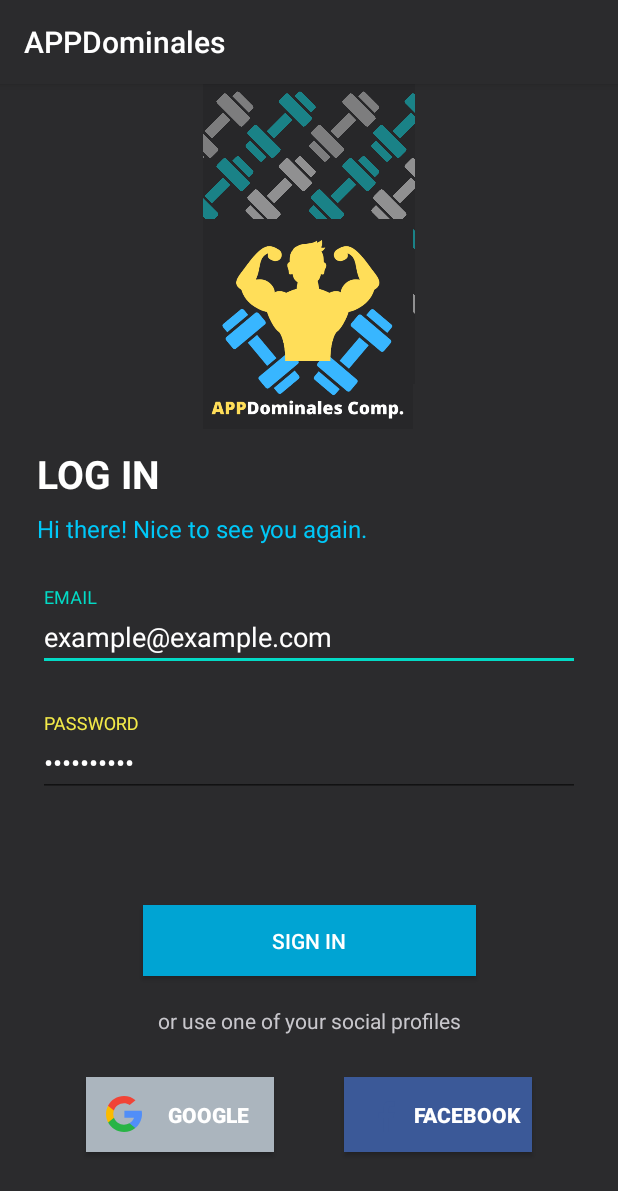
After one commit to IkNafa/APPDominales, an Android app: the Login screen opened directly, with no data from a screen before it, on a phone screen of 412 x 824 dp. The commit adds this screen. Shown: the top 1191 px of the screen. Run offline under Robolectric (Android 15) with nearby library versions, the phone set to English and light mode, and no system bars.

Commit message:
Login xml done

```diff
--- a/app/build.gradle
+++ b/app/build.gradle
@@ -24,10 +24,12 @@
 
 dependencies {
     implementation fileTree(dir: "libs", include: ["*.jar"])
-    implementation 'androidx.appcompat:appcompat:1.1.0'
-    implementation 'androidx.constraintlayout:constraintlayout:1.1.3'
+    implementation 'androidx.appcompat:appcompat:1.2.0'
+    implementation 'androidx.constraintlayout:constraintlayout:2.0.4'
     testImplementation 'junit:junit:4.12'
-    androidTestImplementation 'androidx.test.ext:junit:1.1.1'
-    androidTestImplementation 'androidx.test.espresso:espresso-core:3.2.0'
+    androidTestImplementation 'androidx.test.ext:junit:1.1.2'
+    androidTestImplementation 'androidx.test.espresso:espresso-core:3.3.0'
+
+    implementation 'com.google.android.material:material:1.3.0'
 
 }
--- a/app/src/main/AndroidManifest.xml
+++ b/app/src/main/AndroidManifest.xml
@@ -9,6 +9,7 @@
         android:roundIcon="@mipmap/ic_launcher_round"
         android:supportsRtl="true"
         android:theme="@style/AppTheme">
+        <activity android:name=".Login"></activity>
         <activity android:name=".MainActivity">
             <intent-filter>
                 <action android:name="android.intent.action.MAIN" />
--- /dev/null
+++ b/app/src/main/java/com/example/appdominales/Login.java
@@ -0,0 +1,14 @@
+package com.example.appdominales;
+
+import androidx.appcompat.app.AppCompatActivity;
+
+import android.os.Bundle;
+
+public class Login extends AppCompatActivity {
+
+    @Override
+    protected void onCreate(Bundle savedInstanceState) {
+        super.onCreate(savedInstanceState);
+        setContentView(R.layout.activity_login);
+    }
+}
--- /dev/null
+++ b/app/src/main/res/drawable/facebook.xml
@@ -0,0 +1,9 @@
+<vector xmlns:android="http://schemas.android.com/apk/res/android"
+    android:width="24dp"
+    android:height="24dp"
+    android:viewportWidth="455.73"
+    android:viewportHeight="455.73">
+  <path
+      android:pathData="M0,0v455.73h242.704V279.691h-59.33v-71.864h59.33v-60.353c0,-43.893 35.582,-79.475 79.475,-79.475h62.025v64.622h-44.382c-13.947,0 -25.254,11.307 -25.254,25.254v49.953h68.521l-9.47,71.864h-59.051V455.73H455.73V0H0z"
+      android:fillColor="@color/facebookButtonColor"/>
+</vector>
--- /dev/null
+++ b/app/src/main/res/drawable/google.xml
@@ -0,0 +1,18 @@
+<vector xmlns:android="http://schemas.android.com/apk/res/android"
+    android:width="24dp"
+    android:height="24dp"
+    android:viewportWidth="512"
+    android:viewportHeight="512">
+  <path
+      android:pathData="M113.47,309.408L95.648,375.94l-65.139,1.378C11.042,341.211 0,299.9 0,256c0,-42.451 10.324,-82.483 28.624,-117.732h0.014l57.992,10.632l25.404,57.644c-5.317,15.501 -8.215,32.141 -8.215,49.456C103.821,274.792 107.225,292.797 113.47,309.408z"
+      android:fillColor="#FBBB00"/>
+  <path
+      android:pathData="M507.527,208.176C510.467,223.662 512,239.655 512,256c0,18.328 -1.927,36.206 -5.598,53.451c-12.462,58.683 -45.025,109.925 -90.134,146.187l-0.014,-0.014l-73.044,-3.727l-10.338,-64.535c29.932,-17.554 53.324,-45.025 65.646,-77.911h-136.89V208.176h138.887L507.527,208.176L507.527,208.176z"
+      android:fillColor="#518EF8"/>
+  <path
+      android:pathData="M416.253,455.624l0.014,0.014C372.396,490.901 316.666,512 256,512c-97.491,0 -182.252,-54.491 -225.491,-134.681l82.961,-67.91c21.619,57.698 77.278,98.771 142.53,98.771c28.047,0 54.323,-7.582 76.87,-20.818L416.253,455.624z"
+      android:fillColor="#28B446"/>
+  <path
+      android:pathData="M419.404,58.936l-82.933,67.896c-23.335,-14.586 -50.919,-23.012 -80.471,-23.012c-66.729,0 -123.429,42.957 -143.965,102.724l-83.397,-68.276h-0.014C71.23,56.123 157.06,0 256,0C318.115,0 375.068,22.126 419.404,58.936z"
+      android:fillColor="#F14336"/>
+</vector>
--- /dev/null
+++ b/app/src/main/res/layout/activity_login.xml
@@ -0,0 +1,152 @@
+<?xml version="1.0" encoding="utf-8"?>
+<androidx.constraintlayout.widget.ConstraintLayout xmlns:android="http://schemas.android.com/apk/res/android"
+    xmlns:app="http://schemas.android.com/apk/res-auto"
+    xmlns:tools="http://schemas.android.com/tools"
+    android:layout_width="match_parent"
+    android:layout_height="match_parent"
+    android:background="@color/colorPrimary"
+    tools:context=".Login">
+
+    <ImageView
+        android:layout_width="match_parent"
+        android:layout_height="200dp"
+        android:src="@drawable/fondo"/>
+
+    <ImageView
+        android:layout_width="140dp"
+        android:layout_height="140dp"
+        android:layout_marginBottom="12dp"
+        android:src="@drawable/logo"
+        app:layout_constraintBottom_toTopOf="@+id/textView"
+        app:layout_constraintEnd_toEndOf="parent"
+        app:layout_constraintHorizontal_bias="0.498"
+        app:layout_constraintStart_toStartOf="parent" />
+
+    <TextView
+        android:id="@+id/textView"
+        android:layout_width="wrap_content"
+        android:layout_height="wrap_content"
+        android:layout_marginBottom="8dp"
+        android:text="LOG IN"
+        android:textColor="@color/white"
+        android:textSize="26sp"
+        android:textStyle="bold"
+        app:layout_constraintBottom_toTopOf="@+id/textView2"
+        app:layout_constraintEnd_toEndOf="parent"
+        app:layout_constraintHorizontal_bias="0.075"
+        app:layout_constraintStart_toStartOf="parent" />
+
+    <TextView
+        android:id="@+id/textView2"
+        android:layout_width="wrap_content"
+        android:layout_height="wrap_content"
+        android:layout_marginBottom="28dp"
+        android:text="Hi there! Nice to see you again."
+        android:textColor="@color/hiperlinkTextColor"
+        android:textSize="16sp"
+        app:layout_constraintBottom_toTopOf="@+id/textInputLayout"
+        app:layout_constraintEnd_toEndOf="parent"
+        app:layout_constraintHorizontal_bias="0.13"
+        app:layout_constraintStart_toStartOf="parent" />
+
+    <com.google.android.material.textfield.TextInputLayout
+        android:id="@+id/textInputLayout"
+        android:layout_width="match_parent"
+        android:layout_height="wrap_content"
+        android:layout_marginBottom="28dp"
+        android:hint="EMAIL"
+        android:textColorHint="@color/textColorPrimary"
+        app:layout_constraintBottom_toTopOf="@+id/textInputLayout2"
+        android:layout_marginStart="25dp"
+        android:layout_marginEnd="25dp"
+        app:layout_constraintEnd_toEndOf="parent"
+        app:layout_constraintStart_toStartOf="parent">
+
+        <com.google.android.material.textfield.TextInputEditText
+            android:layout_width="match_parent"
+            android:layout_height="wrap_content"
+            android:text="example@example.com"
+            android:textColor="@color/white" />
+
+    </com.google.android.material.textfield.TextInputLayout>
+
+    <com.google.android.material.textfield.TextInputLayout
+        android:id="@+id/textInputLayout2"
+        android:layout_width="match_parent"
+        android:layout_height="wrap_content"
+        android:layout_marginBottom="72dp"
+        android:hint="PASSWORD"
+        android:layout_marginStart="25dp"
+        android:layout_marginEnd="25dp"
+        android:textColorHint="@color/textColorPrimary"
+        app:layout_constraintBottom_toTopOf="@+id/button"
+        app:layout_constraintEnd_toEndOf="parent"
+        app:layout_constraintHorizontal_bias="0.0"
+        app:layout_constraintStart_toStartOf="parent">
+
+        <com.google.android.material.textfield.TextInputEditText
+            android:layout_width="match_parent"
+            android:layout_height="wrap_content"
+            android:inputType="textPassword"
+            android:text="Contraseña"
+            android:textColor="@color/white" />
+
+    </com.google.android.material.textfield.TextInputLayout>
+
+    <Button
+        android:id="@+id/button"
+        android:layout_width="222dp"
+        android:layout_height="47dp"
+        android:layout_marginBottom="20dp"
+        android:background="@color/buttonColor"
+        android:text="SIGN IN"
+        android:textColor="@color/white"
+        app:layout_constraintBottom_toTopOf="@+id/textView3"
+        app:layout_constraintEnd_toEndOf="parent"
+        app:layout_constraintStart_toStartOf="parent" />
+
+    <TextView
+        android:id="@+id/textView3"
+        android:layout_width="wrap_content"
+        android:layout_height="wrap_content"
+        android:layout_marginBottom="28dp"
+        android:text="or use one of your social profiles"
+        android:textColor="@color/textColorSecondary"
+        app:layout_constraintBottom_toTopOf="@+id/button3"
+        app:layout_constraintEnd_toEndOf="parent"
+        app:layout_constraintStart_toStartOf="parent" />
+
+    <Button
+        android:id="@+id/button3"
+        android:layout_width="125dp"
+        android:layout_height="50dp"
+        android:layout_marginBottom="56dp"
+        android:background="@color/googleButtonColor"
+        android:drawableStart="@drawable/google"
+        android:paddingStart="20px"
+        android:text="Google"
+        android:textColor="@color/white"
+        android:textStyle="bold"
+        app:layout_constraintBottom_toBottomOf="parent"
+        app:layout_constraintEnd_toEndOf="parent"
+        app:layout_constraintHorizontal_bias="0.2"
+        app:layout_constraintStart_toStartOf="parent" />
+
+    <Button
+        android:id="@+id/button2"
+        android:layout_width="125dp"
+        android:layout_height="50dp"
+        android:layout_marginBottom="56dp"
+        android:background="@color/facebookButtonColor"
+        android:drawableStart="@drawable/facebook"
+        android:paddingStart="20px"
+        android:text="Facebook"
+        android:textColor="@color/white"
+        android:textStyle="bold"
+        app:layout_constraintBottom_toBottomOf="parent"
+        app:layout_constraintEnd_toEndOf="parent"
+        app:layout_constraintHorizontal_bias="0.8"
+        app:layout_constraintStart_toStartOf="parent" />
+
+
+</androidx.constraintlayout.widget.ConstraintLayout>
--- a/app/src/main/res/values/colors.xml
+++ b/app/src/main/res/values/colors.xml
@@ -1,6 +1,15 @@
 <?xml version="1.0" encoding="utf-8"?>
 <resources>
-    <color name="colorPrimary">#6200EE</color>
+    <color name="colorPrimary">#2b2b2d</color>
     <color name="colorPrimaryDark">#3700B3</color>
     <color name="colorAccent">#03DAC5</color>
+
+    <color name="textColorPrimary">#f4eb49</color>
+    <color name="textColorSecondary">#c8c7cc</color>
+    <color name="hiperlinkTextColor">#00c8f8</color>
+
+    <color name="white">#ffffff</color>
+    <color name="buttonColor">#00a4d3</color>
+    <color name="googleButtonColor">#abb5be</color>
+    <color name="facebookButtonColor">#3b5998</color>
 </resources>
```
Also changed, not shown: app/src/main/res/drawable/fondo.png (added), app/src/main/res/drawable/logo.png (added).
